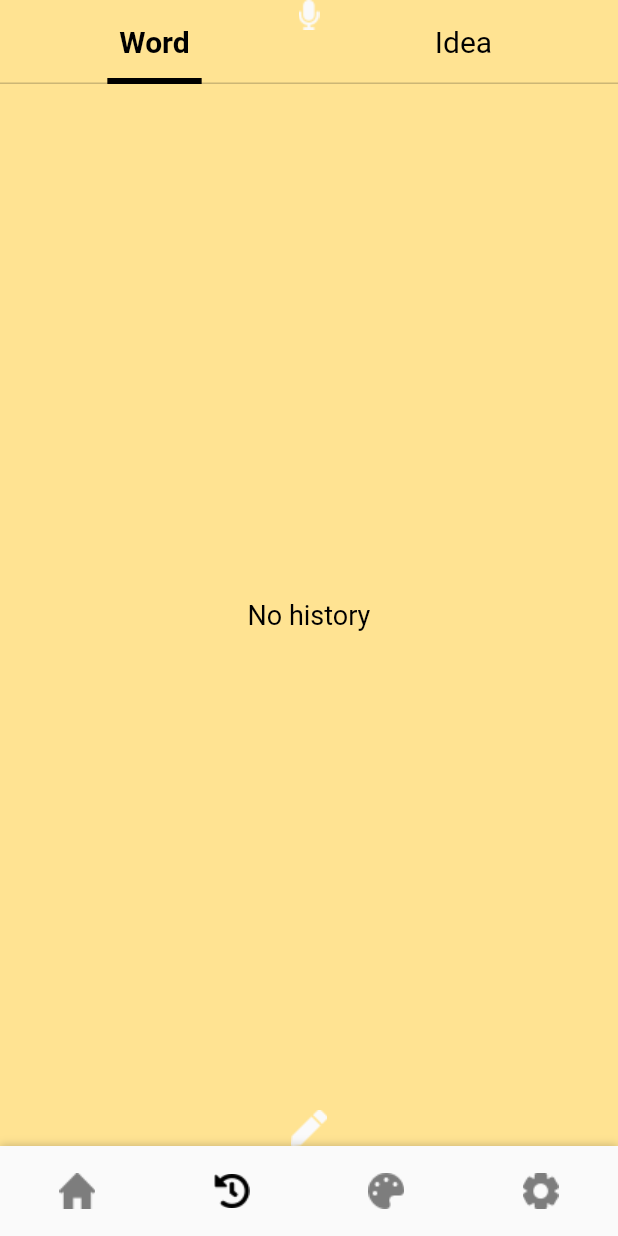
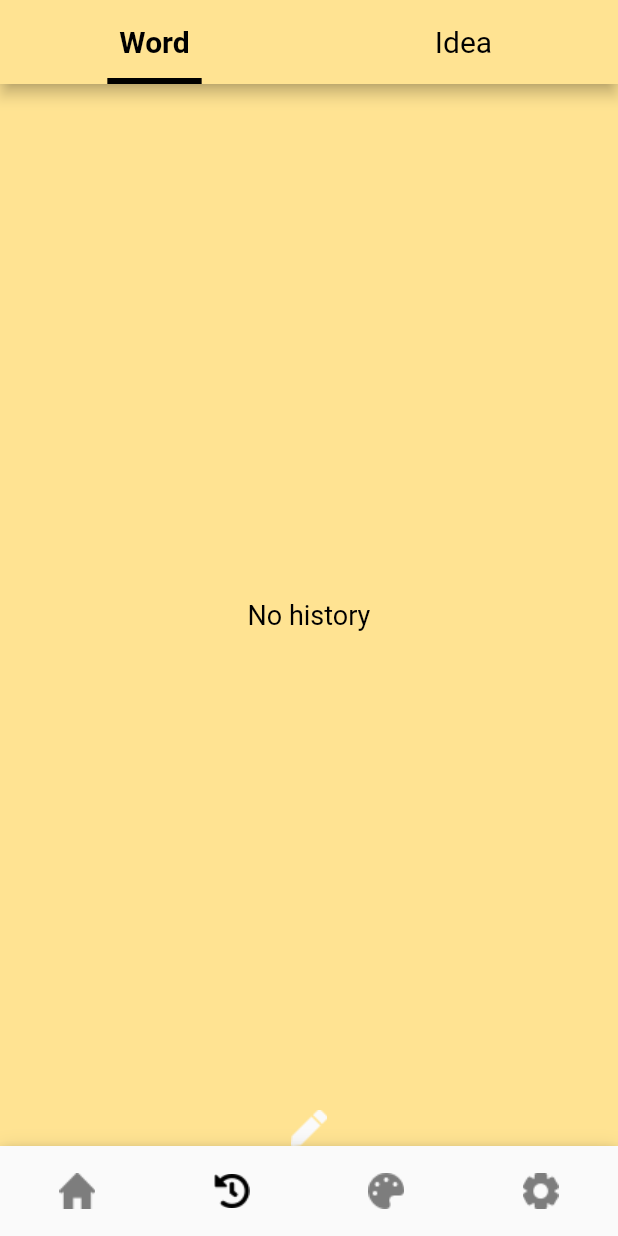
Before and after one commit to giantsol/Yellow-Box, a Flutter app: the screen it shows after launch, item 2 of the bottom bar chosen, on a phone screen of 412 x 824 dp. Run offline on Flutter 3.47's test engine with Material 2 defaults, Android fonts, the phone set to English and light mode, and no system bars; our stand-ins replace fluttertoast, rxdart, speech_to_text, sqflite; missing offline and left inert: preferences; accounts and stored records are empty.

Commit message:
(#18) Add shadow to history tabbar

```diff
--- a/lib/ui/history/HistoryScreen.dart
+++ b/lib/ui/history/HistoryScreen.dart
@@ -186,13 +186,7 @@
     return Container(
       decoration: BoxDecoration(
         color: AppColors.BACKGROUND_WHITE,
-        boxShadow: [
-          BoxShadow(
-            color: AppColors.SHADOW,
-            offset: Offset(0, -1),
-            blurRadius: 4,
-          ),
-        ],
+        boxShadow: kElevationToShadow[4],
       ),
       child: Row(
         children: List.generate(items.length, (index) {
@@ -236,24 +230,19 @@
     final isDarkTheme = appTheme.isDarkTheme;
 
     return IntrinsicHeight(
-      child: Stack(
-        children: <Widget>[
-          Align(
-            alignment: Alignment.bottomCenter,
-            child: Container(
-              height: 1,
-              color: isDarkTheme ? AppColors.DIVIDER_WHITE : AppColors.DIVIDER_BLACK,
+      child: Material(
+        color: appTheme.lightColor,
+        elevation: 4,
+        child: ConstrainedBox(
+          constraints: BoxConstraints(
+            minHeight: 56,
           ),
-          ),
-          Row(
+          child: Row(
             children: <Widget>[
               Expanded(
                 child: InkWell(
                   onTap: () => bloc.onWordTabClicked(),
                   child: Container(
-                    constraints: BoxConstraints(
-                      minHeight: 56,
-                    ),
                     alignment: Alignment.center,
                     child: IntrinsicWidth(
                       child: Stack(
@@ -292,9 +281,6 @@
                 child: InkWell(
                   onTap: () => bloc.onIdeaTabClicked(),
                   child: Container(
-                    constraints: BoxConstraints(
-                      minHeight: 56,
-                    ),
                     alignment: Alignment.center,
                     child: IntrinsicWidth(
                       child: Stack(
@@ -331,7 +317,7 @@
               ),
             ],
           ),
-        ],
+        ),
       ),
     );
   }
@@ -353,9 +339,7 @@
     final isDarkTheme = appTheme.isDarkTheme;
 
     return IntrinsicHeight(
-      child: Stack(
-        children: <Widget>[
-          Material(
+      child: Material(
         color: appTheme.lightColor,
         elevation: 4,
         child: ConstrainedBox(
@@ -403,15 +387,6 @@
           ),
         ),
       ),
-          Align(
-            alignment: Alignment.bottomCenter,
-            child: Container(
-              height: 1,
-              color: isDarkTheme ? AppColors.DIVIDER_WHITE : AppColors.DIVIDER_BLACK,
-            ),
-          )
-        ],
-      ),
     );
   }
 
@@ -432,10 +407,7 @@
   Widget build(BuildContext context) {
     final isDarkTheme = appTheme.isDarkTheme;
 
-    return IntrinsicHeight(
-      child: Stack(
-        children: <Widget>[
-          Material(
+    return Material(
       color: appTheme.lightColor,
       elevation: 4,
       child: ConstrainedBox(
@@ -491,16 +463,6 @@
             const SizedBox(width: 10),
           ],
         ),
-            ),
-          ),
-          Align(
-            alignment: Alignment.bottomCenter,
-            child: Container(
-              height: 1,
-              color: isDarkTheme ? AppColors.DIVIDER_WHITE : AppColors.DIVIDER_BLACK,
-            ),
-          )
-        ],
       ),
     );
   }
```
Lines whose indentation alone changed are shown as unchanged.
